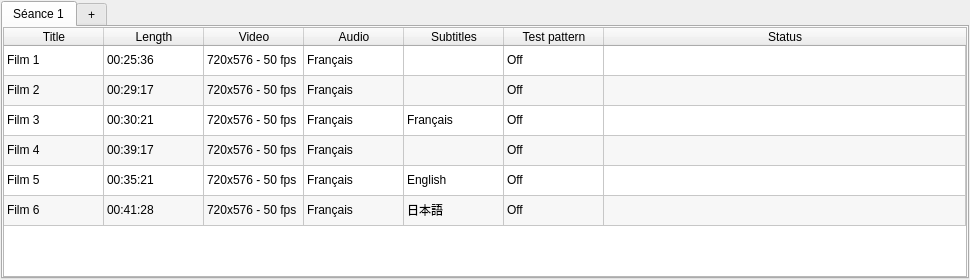
First picture: the form in src/playlistswidget.ui, repository cinemaouvert/OPP, before the edit.
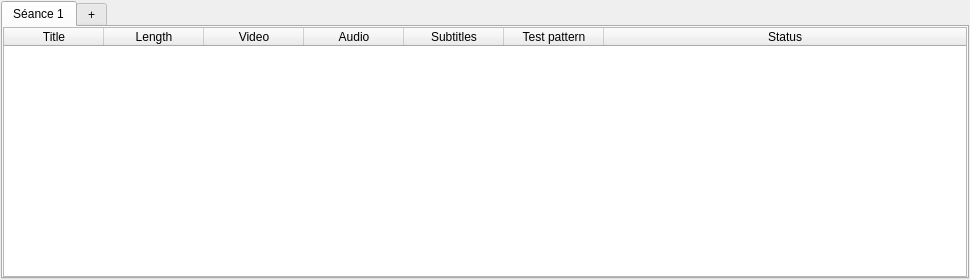
Second picture: the form after the edit.

```diff
--- a/src/playlistswidget.ui
+++ b/src/playlistswidget.ui
@@ -53,36 +53,6 @@
          <attribute name="verticalHeaderVisible">
           <bool>false</bool>
          </attribute>
-         <row>
-          <property name="text">
-           <string>Film 1</string>
-          </property>
-         </row>
-         <row>
-          <property name="text">
-           <string>Film 2</string>
-          </property>
-         </row>
-         <row>
-          <property name="text">
-           <string>Film 3</string>
-          </property>
-         </row>
-         <row>
-          <property name="text">
-           <string>Film 4</string>
-          </property>
-         </row>
-         <row>
-          <property name="text">
-           <string>Film 5</string>
-          </property>
-         </row>
-         <row>
-          <property name="text">
-           <string>Film 6</string>
-          </property>
-         </row>
          <column>
           <property name="text">
            <string>Title</string>
@@ -118,171 +88,6 @@
            <string>Status</string>
           </property>
          </column>
-         <item row="0" column="0">
-          <property name="text">
-           <string>Film 1</string>
-          </property>
-         </item>
-         <item row="0" column="1">
-          <property name="text">
-           <string>00:25:36</string>
-          </property>
-         </item>
-         <item row="0" column="2">
-          <property name="text">
-           <string>720x576 - 50 fps</string>
-          </property>
-         </item>
-         <item row="0" column="3">
-          <property name="text">
-           <string>Français</string>
-          </property>
-         </item>
-         <item row="0" column="5">
-          <property name="text">
-           <string>Off</string>
-          </property>
-         </item>
-         <item row="1" column="0">
-          <property name="text">
-           <string>Film 2</string>
-          </property>
-         </item>
-         <item row="1" column="1">
-          <property name="text">
-           <string>00:29:17</string>
-          </property>
-         </item>
-         <item row="1" column="2">
-          <property name="text">
-           <string>720x576 - 50 fps</string>
-          </property>
-         </item>
-         <item row="1" column="3">
-          <property name="text">
-           <string>Français</string>
-          </property>
-         </item>
-         <item row="1" column="5">
-          <property name="text">
-           <string>Off</string>
-          </property>
-         </item>
-         <item row="2" column="0">
-          <property name="text">
-           <string>Film 3</string>
-          </property>
-         </item>
-         <item row="2" column="1">
-          <property name="text">
-           <string>00:30:21</string>
-          </property>
-         </item>
-         <item row="2" column="2">
-          <property name="text">
-           <string>720x576 - 50 fps</string>
-          </property>
-         </item>
-         <item row="2" column="3">
-          <property name="text">
-           <string>Français</string>
-          </property>
-         </item>
-         <item row="2" column="4">
-          <property name="text">
-           <string>Français</string>
-          </property>
-         </item>
-         <item row="2" column="5">
-          <property name="text">
-           <string>Off</string>
-          </property>
-         </item>
-         <item row="3" column="0">
-          <property name="text">
-           <string>Film 4</string>
-          </property>
-         </item>
-         <item row="3" column="1">
-          <property name="text">
-           <string>00:39:17</string>
-          </property>
-         </item>
-         <item row="3" column="2">
-          <property name="text">
-           <string>720x576 - 50 fps</string>
-          </property>
-         </item>
-         <item row="3" column="3">
-          <property name="text">
-           <string>Français</string>
-          </property>
-         </item>
-         <item row="3" column="5">
-          <property name="text">
-           <string>Off</string>
-          </property>
-         </item>
-         <item row="4" column="0">
-          <property name="text">
-           <string>Film 5</string>
-          </property>
-         </item>
-         <item row="4" column="1">
-          <property name="text">
-           <string>00:35:21</string>
-          </property>
-         </item>
-         <item row="4" column="2">
-          <property name="text">
-           <string>720x576 - 50 fps</string>
-          </property>
-         </item>
-         <item row="4" column="3">
-          <property name="text">
-           <string>Français</string>
-          </property>
-         </item>
-         <item row="4" column="4">
-          <property name="text">
-           <string>English</string>
-          </property>
-         </item>
-         <item row="4" column="5">
-          <property name="text">
-           <string>Off</string>
-          </property>
-         </item>
-         <item row="5" column="0">
-          <property name="text">
-           <string>Film 6</string>
-          </property>
-         </item>
-         <item row="5" column="1">
-          <property name="text">
-           <string>00:41:28</string>
-          </property>
-         </item>
-         <item row="5" column="2">
-          <property name="text">
-           <string>720x576 - 50 fps</string>
-          </property>
-         </item>
-         <item row="5" column="3">
-          <property name="text">
-           <string>Français</string>
-          </property>
-         </item>
-         <item row="5" column="4">
-          <property name="text">
-           <string>日本語</string>
-          </property>
-         </item>
-         <item row="5" column="5">
-          <property name="text">
-           <string>Off</string>
-          </property>
-         </item>
         </widget>
        </item>
       </layout>
```
